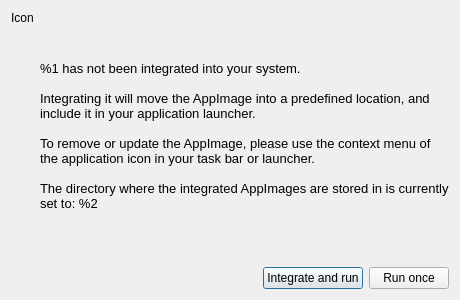
Qt form src/ui/integration_dialog.ui (TheAssassin/AppImageLauncher) before a commit.
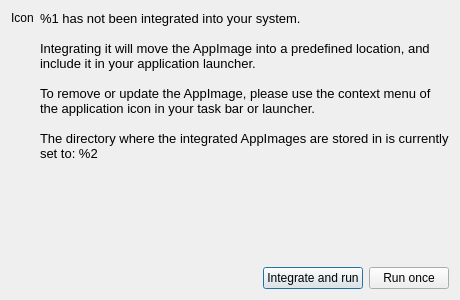
The same form after that commit.

Commit message: Align message in integration dialog to the top left

```diff
--- a/src/ui/integration_dialog.ui
+++ b/src/ui/integration_dialog.ui
@@ -72,6 +72,9 @@
 &lt;p style=&quot;-qt-paragraph-type:empty; margin-top:0px; margin-bottom:0px; margin-left:0px; margin-right:0px; -qt-block-indent:0; text-indent:0px;&quot;&gt;&lt;br /&gt;&lt;/p&gt;
 &lt;p style=&quot; margin-top:0px; margin-bottom:0px; margin-left:0px; margin-right:0px; -qt-block-indent:0; text-indent:0px;&quot;&gt;The directory where the integrated AppImages are stored in is currently set to: %2&lt;/p&gt;&lt;/body&gt;&lt;/html&gt;</string>
          </property>
+         <property name="alignment">
+          <set>Qt::AlignLeading|Qt::AlignLeft|Qt::AlignTop</set>
+         </property>
          <property name="wordWrap">
           <bool>true</bool>
          </property>
```
